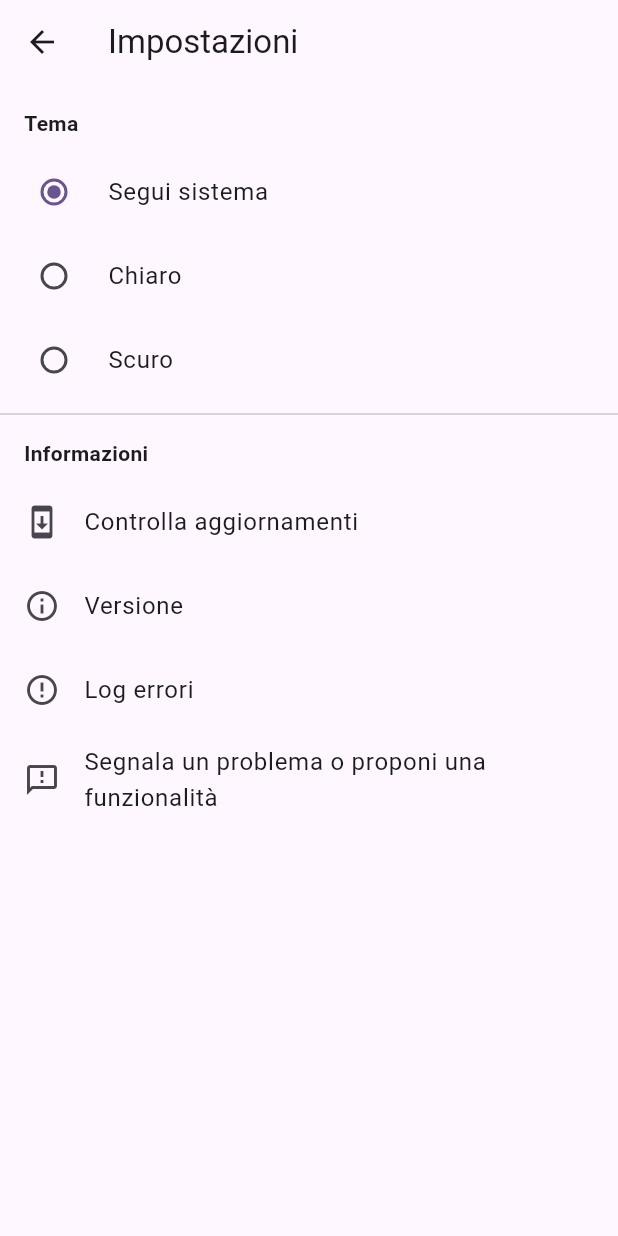
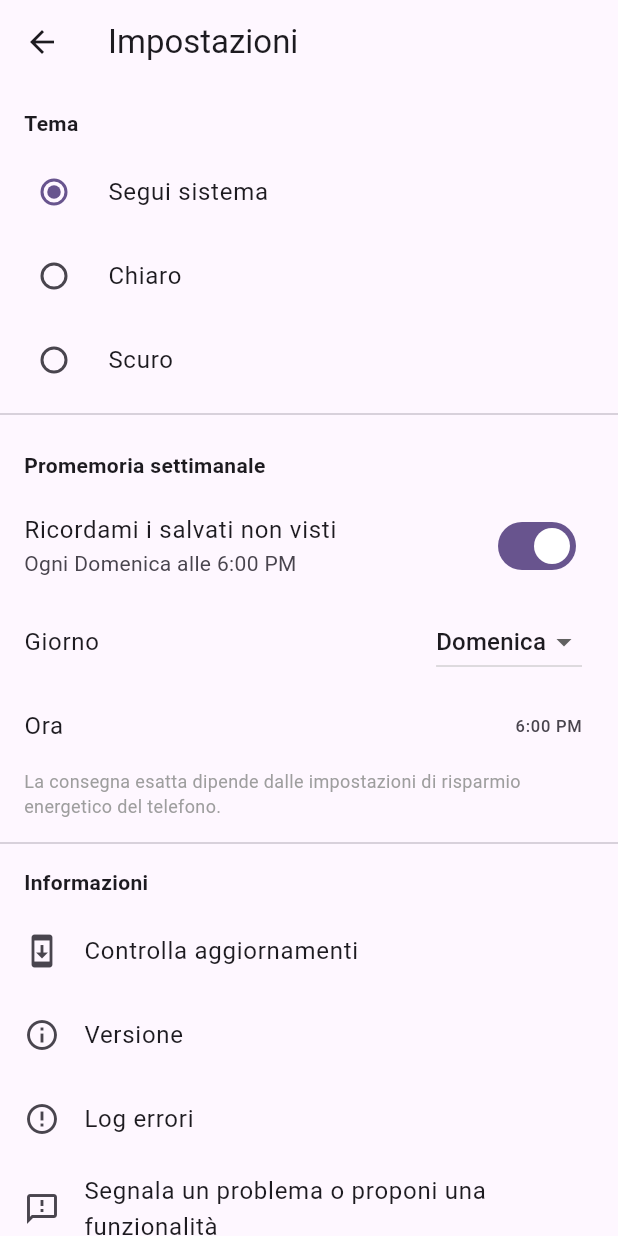
Before and after one commit to napoliste95-develop/stashly, a Flutter app: the SettingsScreen screen opened directly, on a phone screen of 412 x 824 dp. Run offline on Flutter 3.47's test engine with Material 3 defaults, Android fonts, the phone set to English and light mode, and no system bars; our stand-ins replace cloud_firestore, firebase_auth, firebase_core, flutter_local_notifications, font_awesome_flutter, open_filex and 3 more; missing offline and left inert: receive_sharing_intent, workmanager; accounts and stored records are empty; network calls fail; statements that could not run were skipped.

Commit message:
v0.6.0: promemoria settimanale per i salvati mai aperti
Aggiunto tracking 'seenAt' su ogni salvato (impostato al tap sulla card),
con migrazione one-shot che marca come gia visti i salvati esistenti prima
del rilascio. Notifica locale settimanale (flutter_local_notifications +
workmanager), attiva di default, configurabile/disattivabile da
Impostazioni, saltata se il conteggio non visti e zero. Verificata
end-to-end sul dispositivo con l'app completamente killata.

```diff
--- a/lib/main.dart
+++ b/lib/main.dart
@@ -1,10 +1,13 @@
 import 'package:firebase_auth/firebase_auth.dart';
 import 'package:firebase_core/firebase_core.dart';
 import 'package:flutter/material.dart';
+import 'package:workmanager/workmanager.dart';
 
 import 'firebase_options.dart';
 import 'screens/home_screen.dart';
 import 'services/error_log_service.dart';
+import 'services/firestore_service.dart';
+import 'services/notification_service.dart';
 import 'services/theme_service.dart';
 
 void main() async {
@@ -12,6 +15,8 @@ void main() async {
   await Firebase.initializeApp(options: DefaultFirebaseOptions.currentPlatform);
   await ErrorLogService.instance.load();
   await ThemeService.instance.load();
+  await Workmanager().initialize(callbackDispatcher);
+  await NotificationService.instance.load();
   runApp(const StashlyApp());
 }
 
@@ -56,6 +61,7 @@ class AuthGate extends StatelessWidget {
         rethrow;
       }
     }
+    await FirestoreService().migrateMarkExistingItemsAsSeenIfNeeded();
   }
 
   @override
--- a/lib/models/saved_item.dart
+++ b/lib/models/saved_item.dart
@@ -70,6 +70,7 @@ class SavedItem {
   final List<String> categoryIds;
   final String note;
   final DateTime createdAt;
+  final DateTime? seenAt;
 
   SavedItem({
     required this.id,
@@ -79,6 +80,7 @@ class SavedItem {
     required this.categoryIds,
     required this.note,
     required this.createdAt,
+    this.seenAt,
   });
 
   factory SavedItem.fromFirestore(String id, Map<String, dynamic> data) {
@@ -93,6 +95,7 @@ class SavedItem {
       categoryIds: (data['categoryIds'] as List?)?.cast<String>() ?? [],
       note: data['note'] as String? ?? '',
       createdAt: (data['createdAt'] as Timestamp?)?.toDate() ?? DateTime.now(),
+      seenAt: (data['seenAt'] as Timestamp?)?.toDate(),
     );
   }
 
@@ -104,6 +107,7 @@ class SavedItem {
       'categoryIds': categoryIds,
       'note': note,
       'createdAt': Timestamp.fromDate(createdAt),
+      'seenAt': seenAt == null ? null : Timestamp.fromDate(seenAt!),
     };
   }
 }
--- a/lib/screens/settings_screen.dart
+++ b/lib/screens/settings_screen.dart
@@ -1,5 +1,6 @@
 import 'package:flutter/material.dart';
 
+import '../services/notification_service.dart';
 import '../services/theme_service.dart';
 import '../services/update_service.dart';
 import '../widgets/update_dialog.dart';
@@ -16,6 +17,58 @@ class SettingsScreen extends StatefulWidget {
 
 class _SettingsScreenState extends State<SettingsScreen> {
   bool _checkingUpdate = false;
+  bool _osNotificationsGranted = true;
+
+  @override
+  void initState() {
+    super.initState();
+    _refreshOsPermission();
+  }
+
+  Future<void> _refreshOsPermission() async {
+    final granted = await NotificationService.instance.hasOsPermission();
+    if (mounted) setState(() => _osNotificationsGranted = granted);
+  }
+
+  Future<void> _onReminderToggled(bool value) async {
+    if (value) {
+      final granted = await NotificationService.instance.requestPermissionIfNeeded();
+      await _refreshOsPermission();
+      if (!granted) {
+        if (!mounted) return;
+        ScaffoldMessenger.of(context).showSnackBar(
+          const SnackBar(
+            content: Text(
+              'Permesso notifiche negato. Attivalo dalle impostazioni di sistema per ricevere il promemoria.',
+            ),
+          ),
+        );
+        return;
+      }
+    }
+    await NotificationService.instance.setEnabled(value);
+  }
+
+  Future<void> _pickWeekday(int? weekday) async {
+    if (weekday == null) return;
+    await NotificationService.instance.setSchedule(
+      weekday: weekday,
+      time: NotificationService.instance.time,
+    );
+  }
+
+  Future<void> _pickTime() async {
+    final picked = await showTimePicker(
+      context: context,
+      initialTime: NotificationService.instance.time,
+    );
+    if (picked != null) {
+      await NotificationService.instance.setSchedule(
+        weekday: NotificationService.instance.weekday,
+        time: picked,
+      );
+    }
+  }
 
   Future<void> _checkForUpdate() async {
     setState(() => _checkingUpdate = true);
@@ -61,6 +114,69 @@ class _SettingsScreenState extends State<SettingsScreen> {
                 const RadioListTile<ThemeMode>(
                   title: Text('Scuro'),
                   value: ThemeMode.dark,
+                ),
+                const Divider(),
+                const Padding(
+                  padding: EdgeInsets.fromLTRB(16, 16, 16, 8),
+                  child: Text('Promemoria settimanale', style: TextStyle(fontWeight: FontWeight.bold)),
+                ),
+                AnimatedBuilder(
+                  animation: NotificationService.instance,
+                  builder: (context, _) {
+                    final notifications = NotificationService.instance;
+                    final showAsOn = notifications.enabled && _osNotificationsGranted;
+                    return Column(
+                      children: [
+                        SwitchListTile(
+                          title: const Text('Ricordami i salvati non visti'),
+                          subtitle: Text(
+                            !notifications.enabled
+                                ? 'Disattivato'
+                                : !_osNotificationsGranted
+                                    ? 'Permesso negato — attivalo dalle impostazioni di sistema'
+                                    : 'Ogni ${weekdayLabel(notifications.weekday)} alle '
+                                        '${notifications.time.format(context)}',
+                          ),
+                          value: showAsOn,
+                          onChanged: _onReminderToggled,
+                        ),
+                        if (notifications.enabled && !_osNotificationsGranted)
+                          ListTile(
+                            leading: const Icon(Icons.settings_outlined),
+                            title: const Text('Apri impostazioni di sistema'),
+                            onTap: () => NotificationService.instance.openSystemSettings(),
+                          ),
+                        if (showAsOn) ...[
+                          ListTile(
+                            title: const Text('Giorno'),
+                            trailing: DropdownButton<int>(
+                              value: notifications.weekday,
+                              items: List.generate(
+                                7,
+                                (i) => DropdownMenuItem(
+                                  value: i + 1,
+                                  child: Text(weekdayLabel(i + 1)),
+                                ),
+                              ),
+                              onChanged: _pickWeekday,
+                            ),
+                          ),
+                          ListTile(
+                            title: const Text('Ora'),
+                            trailing: Text(notifications.time.format(context)),
+                            onTap: _pickTime,
+                          ),
+                          const Padding(
+                            padding: EdgeInsets.fromLTRB(16, 0, 16, 8),
+                            child: Text(
+                              'La consegna esatta dipende dalle impostazioni di risparmio energetico del telefono.',
+                              style: TextStyle(fontSize: 12, color: Colors.grey),
+                            ),
+                          ),
+                        ],
+                      ],
+                    );
+                  },
                 ),
                 const Divider(),
                 const Padding(
--- a/lib/widgets/item_card.dart
+++ b/lib/widgets/item_card.dart
@@ -1,3 +1,5 @@
+import 'dart:async';
+
 import 'package:flutter/material.dart';
 import 'package:font_awesome_flutter/font_awesome_flutter.dart';
 import 'package:intl/intl.dart';
@@ -135,6 +137,9 @@ class ItemCard extends StatelessWidget {
         onTap: () async {
           final uri = Uri.tryParse(item.url);
           if (uri != null) {
+            if (item.seenAt == null) {
+              unawaited(FirestoreService().markItemSeen(item.id));
+            }
             await launchUrl(uri, mode: LaunchMode.externalApplication);
           }
         },
--- a/pubspec.yaml
+++ b/pubspec.yaml
@@ -16,7 +16,7 @@ publish_to: 'none' # Remove this line if you wish to publish to pub.dev
 # https://developer.apple.com/library/archive/documentation/General/Reference/InfoPlistKeyReference/Articles/CoreFoundationKeys.html
 # In Windows, build-name is used as the major, minor, and patch parts
 # of the product and file versions while build-number is used as the build suffix.
-version: 0.5.4+13
+version: 0.6.0+14
 
 environment:
   sdk: ^3.12.2
@@ -46,6 +46,9 @@ dependencies:
   path_provider: ^2.1.6
   open_filex: ^4.7.0
   font_awesome_flutter: ^11.0.0
+  flutter_local_notifications: ^22.3.0
+  workmanager: ^0.10.7
+  permission_handler: ^13.0.1
 
 dev_dependencies:
   flutter_test:
```
Also changed, not shown: lib/screens/home_screen.dart (+9 -0 lines), lib/services/firestore_service.dart (+47 -0 lines), lib/services/notification_service.dart (added, +179 -0 lines), public/version.json (+4 -4 lines), pubspec.lock, 13 other files.
